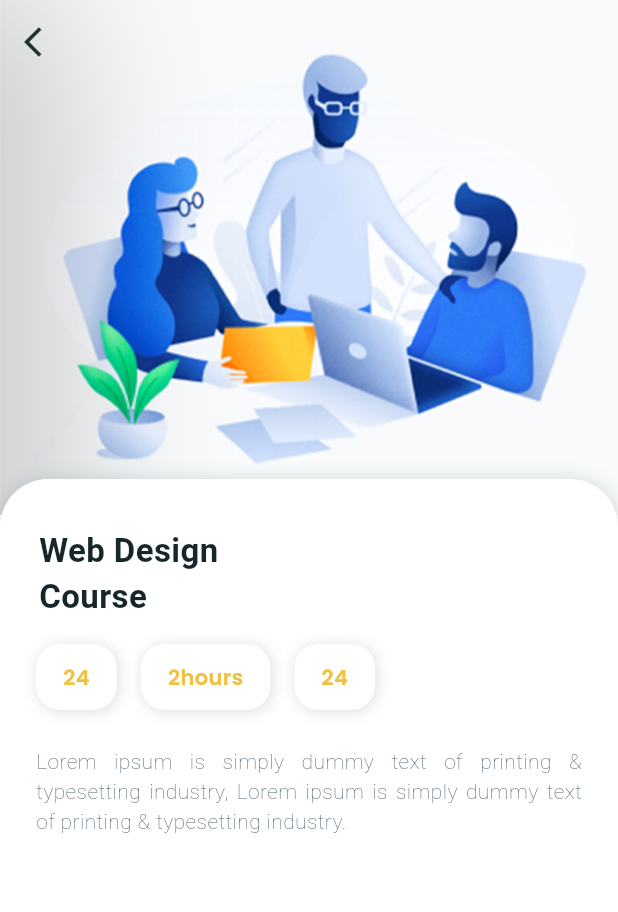
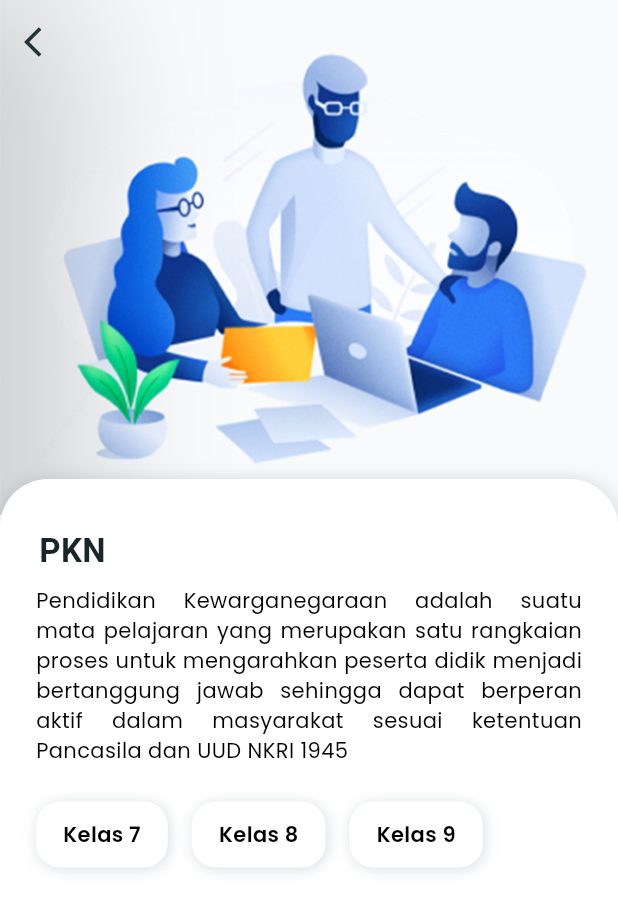
Before and after one commit to RizkyIqbalSudrajat/jadwalgenius, a Flutter app: the CourseInfoScreen screen opened directly, on a phone screen of 412 x 824 dp. Shown: the top 912 px of the screen. Run offline on Flutter 3.47's test engine with Material 3 defaults, Android fonts, the phone set to English and light mode, and no system bars; our stand-ins replace carousel_slider, curved_labeled_navigation_bar, firebase_core, google_fonts; accounts and stored records are empty.

Commit message:
Update detail.dart

```diff
--- a/lib/PKN/detail.dart
+++ b/lib/PKN/detail.dart
@@ -1,6 +1,8 @@
 import 'package:flutter/material.dart';
+import 'package:flutter/widgets.dart';
 import 'package:google_fonts/google_fonts.dart';
 import 'package:jadwalgenius/design_course_app_theme.dart';
+import 'package:jadwalgenius/kelas7.dart';
 
 class CourseInfoScreen extends StatefulWidget {
   @override
@@ -92,17 +94,40 @@ class _CourseInfoScreenState extends State<CourseInfoScreen>
                         mainAxisAlignment: MainAxisAlignment.center,
                         crossAxisAlignment: CrossAxisAlignment.start,
                         children: <Widget>[
-                          const Padding(
+                          AnimatedOpacity(
+                            duration: const Duration(milliseconds: 500),
+                            opacity: opacity2,
+                            child: const Padding(
                               padding: EdgeInsets.only(
                                   top: 32.0, left: 18, right: 16),
                               child: Text(
-                              'Web Design\nCourse',
+                                'PKN',
                                 textAlign: TextAlign.left,
                                 style: TextStyle(
                                   fontWeight: FontWeight.w600,
                                   fontSize: 22,
                                   letterSpacing: 0.27,
                                   color: DesignCourseAppTheme.darkerText,
+                                ),
+                              ),
+                            ),
+                          ),
+                          Expanded(
+                            child: AnimatedOpacity(
+                              duration: const Duration(milliseconds: 500),
+                              opacity: opacity2,
+                              child: Column(
+                                children: [
+                                  Padding(
+                                    padding: EdgeInsets.only(
+                                        left: 16, right: 16, top: 8, bottom: 8),
+                                    child: Text(
+                                      'Pendidikan Kewarganegaraan adalah suatu mata pelajaran yang merupakan satu rangkaian proses untuk mengarahkan peserta didik menjadi bertanggung jawab sehingga dapat berperan aktif dalam masyarakat sesuai ketentuan Pancasila dan UUD NKRI 1945',
+                                      textAlign: TextAlign.justify,
+                                      style: GoogleFonts.poppins(
+                                        fontSize: 14,
+                                        letterSpacing: 0.27,
+                                        color: Colors.black,
                                       ),
                                     ),
                                   ),
@@ -113,38 +138,20 @@ class _CourseInfoScreenState extends State<CourseInfoScreen>
                                       padding: const EdgeInsets.all(8),
                                       child: Row(
                                         children: <Widget>[
-                                  getTimeBoxUI('24'),
-                                  getTimeBoxUI('2hours'),
-                                  getTimeBoxUI('24'),
+                                          getTimeBoxUI('Kelas 7'),
+                                          getTimeBoxUI('Kelas 8'),
+                                          getTimeBoxUI('Kelas 9'),
                                         ],
                                       ),
                                     ),
                                   ),
-                          Expanded(
-                            child: AnimatedOpacity(
-                              duration: const Duration(milliseconds: 500),
-                              opacity: opacity2,
-                              child: const Padding(
-                                padding: EdgeInsets.only(
-                                    left: 16, right: 16, top: 8, bottom: 8),
-                                child: Text(
-                                  'Lorem ipsum is simply dummy text of printing & typesetting industry, Lorem ipsum is simply dummy text of printing & typesetting industry.',
-                                  textAlign: TextAlign.justify,
-                                  style: TextStyle(
-                                    fontWeight: FontWeight.w200,
-                                    fontSize: 14,
-                                    letterSpacing: 0.27,
-                                    color: DesignCourseAppTheme.grey,
-                                  ),
-                                  maxLines: 3,
-                                  overflow: TextOverflow.ellipsis,
-                                ),
+                                ],
                               ),
                             ),
                           ),
                           SizedBox(
                             height: MediaQuery.of(context).padding.bottom,
-                          )
+                          ),
                         ],
                       ),
                     ),
@@ -182,6 +189,14 @@ class _CourseInfoScreenState extends State<CourseInfoScreen>
   Widget getTimeBoxUI(String text1) {
     return Padding(
       padding: const EdgeInsets.all(8.0),
+      child: GestureDetector(
+        onTap: () {
+          // Navigasi ke halaman kursus
+          Navigator.push(
+            context,
+            MaterialPageRoute(builder: (context) => CourseDetailPage()),
+          );
+        },
         child: Container(
           decoration: BoxDecoration(
             color: DesignCourseAppTheme.nearlyWhite,
@@ -207,13 +222,14 @@ class _CourseInfoScreenState extends State<CourseInfoScreen>
                     fontWeight: FontWeight.w600,
                     fontSize: 14,
                     letterSpacing: 0.27,
-                  color: const Color(0xffEEC143),
+                    color: Colors.black,
                   ),
                 ),
               ],
             ),
           ),
         ),
+      ),
     );
   }
 }
```
Lines whose indentation alone changed are shown as unchanged.
